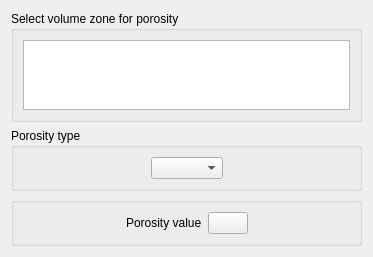
This is gui/Pages/PorosityForm.ui in code-saturne/code_saturne as Qt 5 draws it before an edit. The edited form follows.
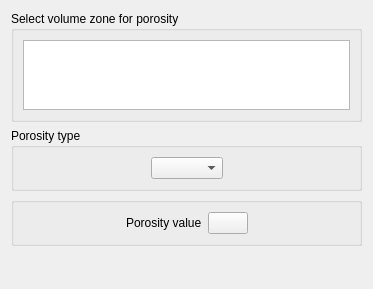
This is the edited form. Icons and pictures are not drawn.

```diff
--- a/gui/Pages/PorosityForm.ui
+++ b/gui/Pages/PorosityForm.ui
@@ -7,7 +7,7 @@
     <x>0</x>
     <y>0</y>
     <width>373</width>
-    <height>244</height>
+    <height>289</height>
    </rect>
   </property>
   <property name="windowTitle">
```
Left out of the diff: 21 changed lines with no effect on the pictures.
